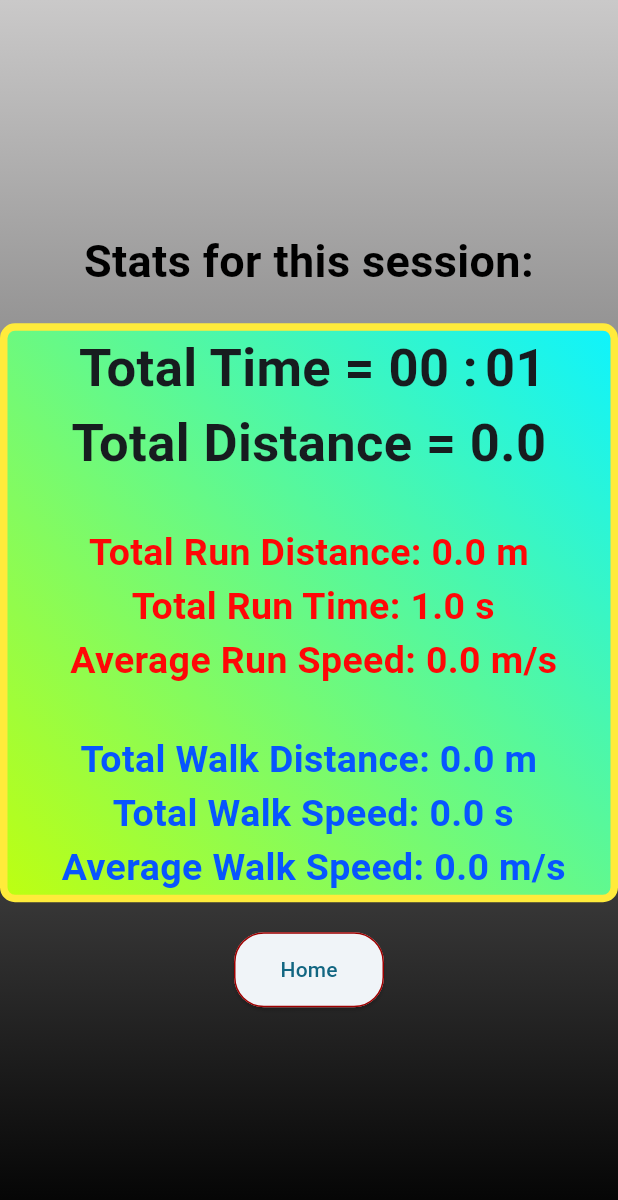
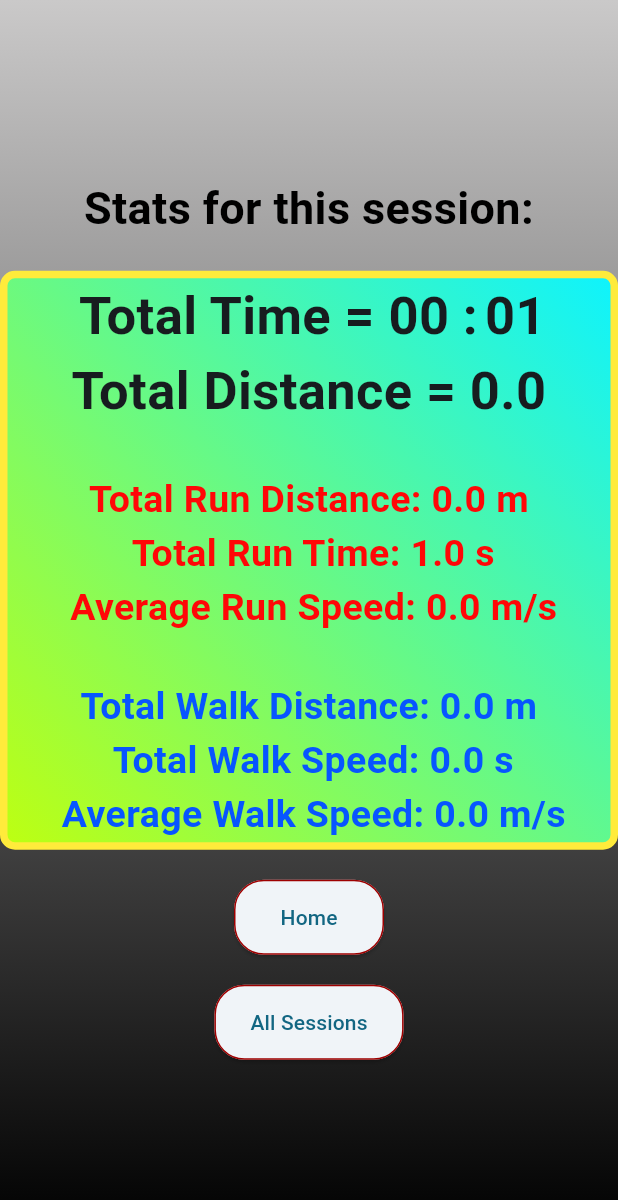
Before and after one commit to sudinraj/Runners_Clock, a Flutter app: the RunningPageState screen opened directly with empty values, after a tap on "Stop", on a phone screen of 412 x 824 dp. Shown: the top 1200 px of the screen. Run offline on Flutter 3.47's test engine with Material 3 defaults, Android fonts, the phone set to English and light mode, and no system bars; our stand-ins replace audioplayers, device_info_plus, flutter_local_notifications, geolocator, numberpicker, sqflite; missing offline and left inert: flutter_background_service; accounts and stored records are empty.

Commit message:
Logging of each session complete
Created a separate page to view all the sessions
- Implemented sqlite database to store each sessions details

- It gives a list, and when you click it, it opens the details about that run

- Long press to delete the session details

```diff
--- /dev/null
+++ b/lib/database_helper.dart
@@ -0,0 +1,50 @@
+import 'package:run/logging.dart';
+import 'package:sqflite/sqflite.dart';
+import 'package:path/path.dart';
+
+class DatabaseHelper {
+  static const int _version = 2;
+  static const String _dbName = "logging.db";
+
+  static Future<Database> _getDB() async {
+    return openDatabase(join(await getDatabasesPath(), _dbName),
+    //creates a local database if there isn't one already
+      onCreate: (db, version) async =>
+      await db.execute("CREATE TABLE logging(id STRING PRIMARY KEY, runD STRING, walkD STRING, runTime DOUBLE, walkTime DOUBLE, runSpeed DOUBLE, walkSpeed DOUBLE, totalMinute INT, totalSecond INT)"),
+        version: _version,
+    );
+  }
+
+//adds a run log
+  static Future<int> addLog(logging log) async{
+    final db = await _getDB();
+    return await db.insert("logging", log.toJson(), conflictAlgorithm: ConflictAlgorithm.replace);
+  }
+
+//for retrieving the stats for a certain logged run
+  static Future<logging> getData(String id) async{
+  final db = await _getDB();
+  final map = await db.rawQuery("SELECT * FROM logging WHERE id = ? ", [id]);
+  return logging.fromJson(map.first);
+  }
+
+  static Future<List<logging>?> getAllLog() async {
+    final db = await _getDB();
+
+    final List<Map<String, dynamic>> maps = await db.query("logging");
+
+    if(maps.isEmpty){
+      return null;
+    }
+
+    return List.generate(maps.length, (index) => logging.fromJson(maps[index]));
+  }
+
+    static Future<int> deleteLog(logging log) async{
+    final db = await _getDB();
+    return await db.delete("logging",
+      where: 'id = ?',
+      whereArgs: [log.id],
+    );
+  }
+}
--- /dev/null
+++ b/lib/logging.dart
@@ -0,0 +1,41 @@
+//this page is for the database model
+
+// ignore: camel_case_types
+class logging{
+  //id is the date and time when the run was stopped
+  final String id;
+  final String runD;
+  final String walkD;
+  final double runTime;
+  final double walkTime;
+  final String runSpeed;
+  final String walkSpeed;
+  final int totalMinute;
+  final int totalSecond;
+
+  const logging({required this.id, required this.runD, required this.walkD, required this.runTime, required this.walkTime, required this.runSpeed, required this.walkSpeed, required this.totalMinute, required this.totalSecond});
+
+  factory logging.fromJson(Map<String, dynamic> json) => logging(
+    id: json['id'],
+    runD: (json['runD']).toString(),
+    walkD: json['walkD'].toString(),
+    runTime: json['runTime'],
+    walkTime: json['walkTime'],
+    runSpeed: json['runSpeed'].toString(),
+    walkSpeed: json['walkSpeed'].toString(),
+    totalMinute: json['totalMinute'],
+    totalSecond: json['totalSecond'],
+  );
+
+  Map<String, dynamic> toJson() => {
+    'id': id,
+    'runD': runD,
+    'walkD': walkD,
+    'runTime': runTime,
+    'walkTime': walkTime,
+    'runSpeed': runSpeed,
+    'walkSpeed': walkSpeed,
+    'totalMinute': totalMinute,
+    'totalSecond': totalSecond,
+  };
+}
--- a/lib/main.dart
+++ b/lib/main.dart
@@ -5,7 +5,8 @@ import 'dart:ui';
 import 'package:flutter/material.dart';
 import 'package:provider/provider.dart';
 import 'package:numberpicker/numberpicker.dart';
-import 'package:run/running_page_state.dart';
+import 'package:run/pages/log_page.dart';
+import 'package:run/pages/running_page_state.dart';
 import 'package:flutter_local_notifications/flutter_local_notifications.dart';
 import 'package:flutter_background_service/flutter_background_service.dart';
 import 'package:device_info_plus/device_info_plus.dart';
@@ -171,6 +172,9 @@ class _MyAppState extends State<MyApp> with WidgetsBindingObserver{
       child: MaterialApp(
         title: 'Runners Clock',
         initialRoute: '/',
+        routes: {
+          '/logs':(context) => LogPage()
+        },
 
         theme: ThemeData(
           useMaterial3: true,
@@ -223,66 +227,12 @@ class _MyHomePageStateState extends State<MyHomePageState> {
             child: Column(
               mainAxisAlignment: MainAxisAlignment.center,
               children: <Widget>[
-                Text('Select how much time to run, and how much time to walk:',
+                Text('Select how much time to run, and walk:',
                 style: TextStyle(fontSize: 20, color: Color.fromARGB(255, 189, 5, 5),),
                 textAlign: TextAlign.center,
                 ),
             //Sized Box adds whitespace
                 SizedBox(height: 30),
-                    Column(
-                      mainAxisAlignment: MainAxisAlignment.center,
-                      children: [
-                        Text('Walk:',
-                    style: TextStyle(fontSize: 20, fontWeight: FontWeight.bold,), textAlign: TextAlign.center,),
-            //The number Picking Wheel
-                      Row(
-                      mainAxisSize: MainAxisSize.min,
-                      children: [
-                        Column(
-                          mainAxisAlignment: MainAxisAlignment.center,
-                          children: [
-                            Text('Min',
-                            style: TextStyle(fontSize: 20,), textAlign: TextAlign.center,),
-
-                            NumberPicker(
-                              textStyle: TextStyle(color: const Color.fromARGB(255, 30, 186, 233)),
-                              selectedTextStyle: TextStyle(color: const Color.fromARGB(255, 7, 85, 255), fontSize: 30),
-                              value: _currentWalkValue,
-                              minValue: 0,
-                              maxValue: 60,
-                              onChanged: (value) =>setState(() =>_currentWalkValue = value),
-                            ),
-                          ],
-                        ),
-
-                        Column(
-                          children: [
-                            SizedBox(height: 25,),
-                            Text(':',
-                            style: TextStyle(fontSize: 40, fontWeight: FontWeight.bold,), textAlign: TextAlign.center,),
-                          ],
-                        ),
-
-                        Column(
-                          mainAxisAlignment: MainAxisAlignment.center,
-                          children: [
-                            Text('Sec',
-                            style: TextStyle(fontSize: 20,), textAlign: TextAlign.center,),
-
-                            NumberPicker(
-                              textStyle: TextStyle(color: const Color.fromARGB(255, 30, 186, 233)),
-                              selectedTextStyle: TextStyle(color: const Color.fromARGB(255, 7, 85, 255), fontSize: 30),
-                              value: _currentWalkMinValue,
-                              minValue: 0,
-                              maxValue: 60,
-                              onChanged: (value) =>setState(() =>_currentWalkMinValue = value),
-                            ),
-                          ],
-                        ),
-                      ],
-                    ),
-                    ]),
-
                     Column(
                       mainAxisAlignment: MainAxisAlignment.center,
                       children: [
@@ -300,7 +250,7 @@ class _MyHomePageStateState extends State<MyHomePageState> {
 
                                 NumberPicker(
                                   textStyle: TextStyle(color: Colors.pink),
-                              selectedTextStyle: TextStyle(color: const Color.fromARGB(255, 255, 7, 7), fontSize: 30),
+                                  selectedTextStyle: TextStyle(color: const Color.fromARGB(255, 255, 7, 7), fontSize: 35,fontWeight: FontWeight.bold,),
                                   value: _currentRunValue,
                                   minValue: 0,
                                   maxValue: 60,
@@ -326,7 +276,7 @@ class _MyHomePageStateState extends State<MyHomePageState> {
 
                                 NumberPicker(
                                   textStyle: TextStyle(color: Colors.pink),
-                              selectedTextStyle: TextStyle(color: const Color.fromARGB(255, 255, 7, 7), fontSize: 30),
+                                  selectedTextStyle: TextStyle(color: const Color.fromARGB(255, 255, 7, 7), fontSize: 35,fontWeight: FontWeight.bold,),
                                   value: _currentRunMinValue,
                                   minValue: 0,
                                   maxValue: 60,
@@ -336,15 +286,92 @@ class _MyHomePageStateState extends State<MyHomePageState> {
                             ),
                           ],
                         ),
-                    ]),
+                      ]
+                    ),
+
+                    Column(
+                      mainAxisAlignment: MainAxisAlignment.center,
+                      children: [
+                        Text('Walk:',
+                        style: TextStyle(fontSize: 20, fontWeight: FontWeight.bold,), textAlign: TextAlign.center,),
+                //The number Picking Wheel
+                          Row(
+                          mainAxisSize: MainAxisSize.min,
+                          children: [
+                            Column(
+                              mainAxisAlignment: MainAxisAlignment.center,
+                              children: [
+                                Text('Min',
+                                style: TextStyle(fontSize: 20,), textAlign: TextAlign.center,),
+
+                                NumberPicker(
+                                  textStyle: TextStyle(color: const Color.fromARGB(255, 30, 186, 233)),
+                                  selectedTextStyle: TextStyle(color: const Color.fromARGB(255, 7, 85, 255), fontSize: 35,fontWeight: FontWeight.bold,),
+                                  value: _currentWalkValue,
+                                  minValue: 0,
+                                  maxValue: 60,
+                                  onChanged: (value) =>setState(() =>_currentWalkValue = value),
+                                ),
+                              ],
+                            ),
+
+                            Column(
+                              children: [
+                                SizedBox(height: 25,),
+                                Text(':',
+                                style: TextStyle(fontSize: 40, fontWeight: FontWeight.bold,), textAlign: TextAlign.center,),
+                              ],
+                            ),
+
+                            Column(
+                              mainAxisAlignment: MainAxisAlignment.center,
+                              children: [
+                                Text('Sec',
+                                style: TextStyle(fontSize: 20,), textAlign: TextAlign.center,),
+
+                                NumberPicker(
+                                  textStyle: TextStyle(color: const Color.fromARGB(255, 30, 186, 233), ),
+                                  selectedTextStyle: TextStyle(color: const Color.fromARGB(255, 7, 85, 255), fontSize: 35,fontWeight: FontWeight.bold,),
+                                  value: _currentWalkMinValue,
+                                  minValue: 0,
+                                  maxValue: 60,
+                                  onChanged: (value) =>setState(() =>_currentWalkMinValue = value),
+                                ),
+                              ],
+                            ),
+                          ],
+                        ),
+                      ]
+                    ),
 
                 SizedBox(height: 30,),
                 ElevatedButton(
                   onPressed: () {
-
+                    //goes to the page with tht timer
                     Navigator.push(context, CupertinoPageRoute(builder: (context) => RunningPageState((_currentWalkValue*60 + _currentWalkMinValue), (_currentRunValue*60 + _currentRunMinValue))));
                   },
+                  style: ElevatedButton.styleFrom(
+                    minimumSize: Size(100, 50),
+                    shape: RoundedRectangleBorder(borderRadius: BorderRadius.circular(20),
+                    side: BorderSide(color: Color.fromARGB(255, 158, 0, 0),)
+                    )
+                  ),
                   child: Text('Start'),
+                ),
+
+                SizedBox(height: 30,),
+                ElevatedButton(
+                  onPressed: () {
+                    //goes to the page with tht timer
+                    Navigator.push(context, CupertinoPageRoute(builder: (context) => LogPage()));
+                  },
+                  style: ElevatedButton.styleFrom(
+                    minimumSize: Size(100, 50),
+                    shape: RoundedRectangleBorder(borderRadius: BorderRadius.circular(20),
+                    side: BorderSide(color: Color.fromARGB(255, 158, 0, 0),)
+                    )
+                  ),
+                  child: Text('Stats'),
                 ),
               ],
             ),
--- a/lib/running_page_state.dart
+++ b/lib/pages/running_page_state.dart
@@ -4,7 +4,9 @@ import 'package:audioplayers/audioplayers.dart';
 import 'package:run/_determine_position.dart';
 import 'package:geolocator/geolocator.dart';
 import 'package:flutter/cupertino.dart';
-import 'package:run/stats.dart';
+import 'package:run/database_helper.dart';
+import 'package:run/logging.dart';
+import 'package:run/pages/stats.dart';
 
 class RunningPageState extends StatefulWidget {
   final int walking ;
@@ -54,6 +56,7 @@ class _RunningPageStateState extends State<RunningPageState> {
   String currentWalkSpeed = "0.0";
   String currentWalkD = "0.0";
 
+  late logging session;
 
   //String location = "Nothing yet";
 
@@ -238,13 +241,14 @@ class _RunningPageStateState extends State<RunningPageState> {
                   children: [
                     ElevatedButton(
                       onPressed: () {
-                        //goes back to the home screen
-                        //Navigator.pop(context);
+                        //adds to the database
+                        DateTime now = DateTime.now();
+                        final logging model = logging(id: now.toString(), runD: runD, walkD: walkD, runTime: runTime, walkTime: walkTime, runSpeed: runSpeed, walkSpeed: walkSpeed, totalMinute: totalMinute, totalSecond: totalSecond);
+                        send(model);
 
                         //goes to stats page
-                        Navigator.push(context, CupertinoPageRoute(builder: (context) => Stats(runDistance, runD, walkDistance, walkD, runTime, walkTime, runSpeed, walkSpeed, totalMinute, totalSecond)));
+                        Navigator.pushReplacement(context, CupertinoPageRoute(builder: (context) => Stats(model)));
                         done = true;
-                        dispose();
                       },
                       child: Text('  Stop  '),
                     ),
@@ -341,6 +345,13 @@ class _RunningPageStateState extends State<RunningPageState> {
       ),
     );
   }
+
+  Future<void> send(logging model) async {
+    //adds the stats to the log
+    await DatabaseHelper.addLog(model);
+    logging get = await (DatabaseHelper.getData(model.id));
+    session = get;
+  }
 }
 
 class TimeShow extends StatelessWidget {
--- a/lib/stats.dart
+++ b/lib/pages/stats.dart
@@ -1,20 +1,21 @@
 import 'package:flutter/material.dart';
+//import 'package:run/database_helper.dart';
+import 'package:run/logging.dart';
 
 
 class Stats extends StatelessWidget{
-  final double runDistance;
-  final String runD;
-  final double walkDistance;
-  final String walkD;
-  final double runTime;
-  final double walkTime;
-  final String runSpeed;
-  final String walkSpeed;
-  final int totalMinute;
-  final int totalSecond;
-  const Stats(this.runDistance, this.runD, this.walkDistance, this.walkD, this.runTime, this.walkTime, this.runSpeed, this.walkSpeed, this.totalMinute, this.totalSecond, {super.key});
+  final logging session;
+  const Stats(this.session, {super.key});
   @override
   Widget build(BuildContext context) {
+    final String runD = session.runD;
+    final String walkD = session.walkD;
+    final double runTime = session.runTime;
+    final double walkTime = session.walkTime;
+    final String runSpeed = session.runSpeed;
+    final String walkSpeed = session.walkSpeed;
+    final int totalMinute = session.totalMinute;
+    final int totalSecond = session.totalSecond;
     double totalD = double.parse(runD)+double.parse(walkD);
     return Scaffold(
       body: Container(
@@ -94,7 +95,7 @@ class Stats extends StatelessWidget{
                       onPressed: () {
                         //goes back to the home screen
                         //Navigator.popUntil(context, ModalRoute.withName("/"));
-                        Navigator.popAndPushNamed(context, "/");
+                        Navigator.popUntil(context, ModalRoute.withName("/"));
                       },
                       style: ElevatedButton.styleFrom(
                         minimumSize: Size(100, 50),
@@ -103,6 +104,23 @@ class Stats extends StatelessWidget{
                         )
                       ),
                       child: Text('Home'),
+                    ),
+
+                    SizedBox(height: 20,),
+
+                    ElevatedButton(
+                      onPressed: () {
+                        //goes to the log page screen
+                        //Navigator.popUntil(context, ModalRoute.withName("/"));
+                        Navigator.popAndPushNamed(context, "/logs");
+                      },
+                      style: ElevatedButton.styleFrom(
+                        minimumSize: Size(100, 50),
+                        shape: RoundedRectangleBorder(borderRadius: BorderRadius.circular(20),
+                        side: BorderSide(color: Color.fromARGB(255, 158, 0, 0),)
+                        )
+                      ),
+                      child: Text('All Sessions'),
                     ),
                   ]
                 ),
--- a/pubspec.yaml
+++ b/pubspec.yaml
@@ -42,6 +42,8 @@ dependencies:
   flutter_local_notifications: ^18.0.1
   flutter_background_service: ^5.1.0
   device_info_plus: ^11.2.0
+  sqflite: ^2.4.1
+  path: ^1.9.0
 
 dev_dependencies:
   flutter_test:
```
Also changed, not shown: lib/pages/log_page.dart (added, +153 -0 lines), pubspec.lock, 1 other file. Lines whose indentation alone changed are shown as unchanged.
